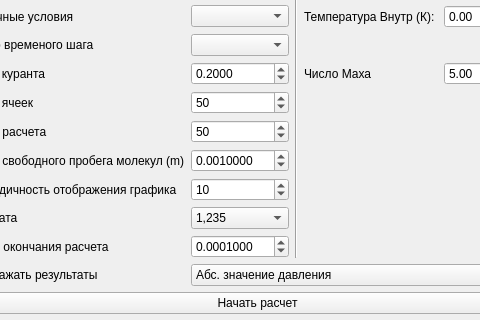
Qt form widget.ui (aspexs/FVMNS) before a commit; both pictures show x 593 to 1073 and y 132 to 452 of the 1155 by 866 pixel window.
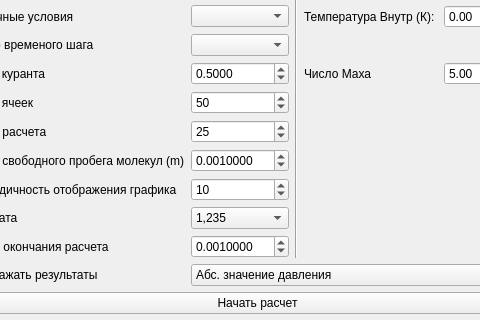
The same form after that commit.

The edit to the form file:
```diff
--- a/widget.ui
+++ b/widget.ui
@@ -115,7 +115,7 @@
       <number>1000</number>
      </property>
      <property name="value">
-      <number>50</number>
+      <number>25</number>
      </property>
     </widget>
    </item>
@@ -128,7 +128,7 @@
       <double>0.001000000000000</double>
      </property>
      <property name="value">
-      <double>0.000100000000000</double>
+      <double>0.001000000000000</double>
      </property>
     </widget>
    </item>
@@ -574,7 +574,7 @@
       <double>0.010000000000000</double>
      </property>
      <property name="value">
-      <double>0.200000000000000</double>
+      <double>0.500000000000000</double>
      </property>
     </widget>
    </item>
```
Left out of the diff: 5 changed lines with no effect on the pictures.
